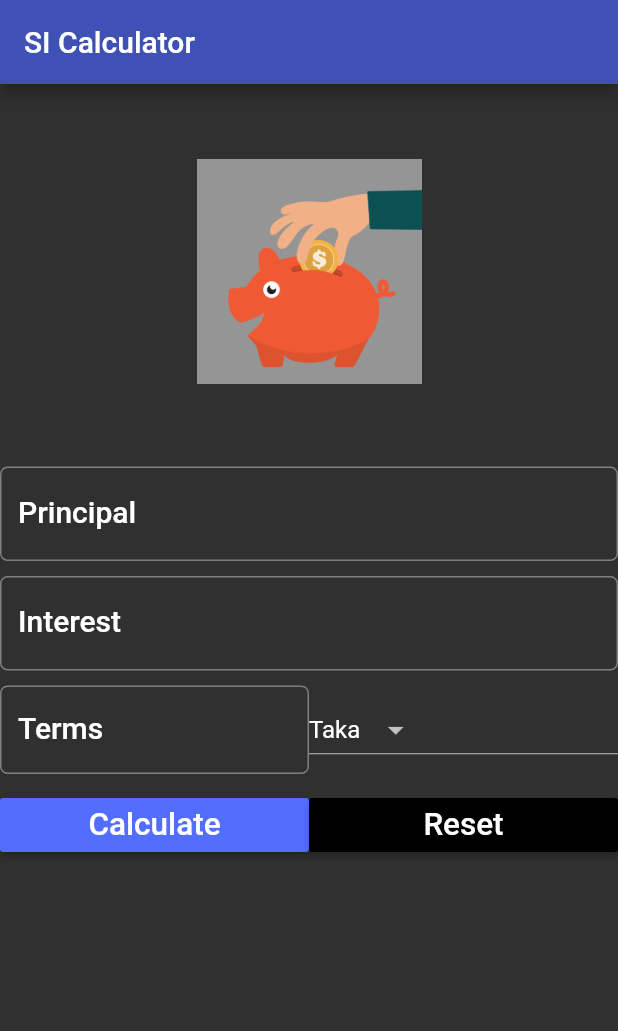
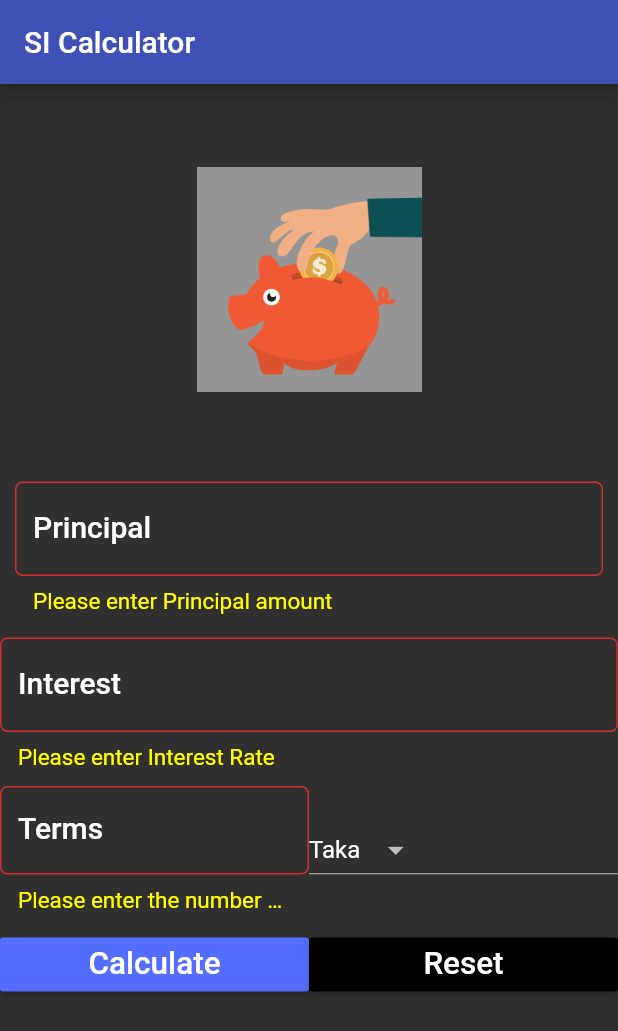
Before and after one commit to hridoymahmud71/flutter_simple_interest_calc, a Flutter app: the screen it shows after launch, after a tap on "Calculate", on a phone screen of 412 x 824 dp. Shown: the top 1031 px of the screen. Run offline on Flutter 3.47's test engine with Material 2 defaults, Android fonts, the phone set to English and light mode, and no system bars; missing offline and left inert: dart:ffi.

Commit message:
Thu, Nov 14, 2019  6:14:26 PM

```diff
--- /dev/null
+++ b/lib/hridoy_utililies/utility.dart
@@ -0,0 +1,9 @@
+
+class Utility{
+  static bool isNumeric(String s) {
+    if(s == null) {
+      return false;
+    }
+    return double.parse(s, (e) => null) != null;
+  }
+}
--- a/lib/main.dart
+++ b/lib/main.dart
@@ -2,6 +2,8 @@ import 'dart:ffi';
 
 import 'package:flutter/cupertino.dart';
 import 'package:flutter/material.dart';
+
+import 'hridoy_utililies/utility.dart';
 
 void main() {
   runApp(MaterialApp(
@@ -20,9 +22,11 @@ class SI_Form extends StatefulWidget {
 }
 
 class _SI_FormState extends State<SI_Form> {
-  var _currencies = ["Taka","Rupee", "Dollar", "Pound"];
+
+  var _formKey = GlobalKey<FormState>();
+
+  var _currencies = ["Taka", "Rupee", "Dollar", "Pound"];
   var _currency = "";
-
   static const _minimumpadding = 5.0;
 
   TextEditingController principalController = TextEditingController();
@@ -34,6 +38,13 @@ class _SI_FormState extends State<SI_Form> {
   void setDefaultCurrency() {
     this._currency =
         this._currencies.isNotEmpty ? this._currencies[0] : "Unknown Currency";
+  }
+
+  bool isNumeric(String s) {
+    if(s == null) {
+      return false;
+    }
+    return double.parse(s, (e) => null) != null;
   }
 
   @override
@@ -48,57 +59,84 @@ class _SI_FormState extends State<SI_Form> {
     return Scaffold(
         resizeToAvoidBottomPadding: false,
         appBar: AppBar(title: Text("SI Calculator")),
-        body: Container(
+        body: Form(
+          key: _formKey,
+            child: Padding(
+              padding: EdgeInsets.only(
+                  top: _minimumpadding, bottom: _minimumpadding),
           child: ListView(children: <Widget>[
             getImageAsset(),
             Padding(
-            padding:
-                EdgeInsets.only(top: _minimumpadding, bottom: _minimumpadding),
-            child: TextField(
-              keyboardType:
-                  TextInputType.numberWithOptions(decimal: true, signed: false),
+              padding: EdgeInsets.all(_minimumpadding * 2),
+              child: TextFormField(
+                keyboardType: TextInputType.numberWithOptions(
+                    decimal: true, signed: false),
                 style: textStyle,
                 controller: principalController,
+                validator: (String value){
+                  if(value.isEmpty){
+                    return "Please enter Principal amount";
+                  }
+                  if(!Utility.isNumeric(value)){
+                    return "Principal amount should be numeric";
+                  }
+                },
                 decoration: InputDecoration(
                     labelText: "Principal",
                     hintText: "Enter the principal amount here (ex. 12000)",
                     labelStyle: textStyle,
+                    errorStyle: TextStyle(color: Colors.yellowAccent,fontSize: 15.0),
                     border: OutlineInputBorder(
                       borderRadius: BorderRadius.circular(5.0),
                     )),
               ),
             ),
             Padding(
-            padding:
-                EdgeInsets.only(top: _minimumpadding, bottom: _minimumpadding),
-            child: TextField(
-              keyboardType:
-                  TextInputType.numberWithOptions(decimal: true, signed: false),
+              padding: EdgeInsets.only(
+                  top: _minimumpadding, bottom: _minimumpadding),
+              child: TextFormField(
+                keyboardType: TextInputType.numberWithOptions(
+                    decimal: true, signed: false),
                 style: textStyle,
                 controller: rateController,
+                validator: (String value){
+                  if(value.isEmpty){
+                    return "Please enter Interest Rate";
+                  }
+                  if(!Utility.isNumeric(value)){
+                    return "Interest Rate should be numeric";
+                  }
+                },
                 decoration: InputDecoration(
                     labelText: "Interest",
                     hintText: "Enter the interest rate (ex. 11.5)",
                     labelStyle: textStyle,
+                    errorStyle: TextStyle(color: Colors.yellowAccent,fontSize: 15.0),
                     border: OutlineInputBorder(
                       borderRadius: BorderRadius.circular(5.0),
                     )),
               ),
             ),
             Padding(
-            padding:
-                EdgeInsets.only(top: _minimumpadding, bottom: _minimumpadding),
+              padding: EdgeInsets.only(
+                  top: _minimumpadding, bottom: _minimumpadding),
               child: Row(
                 children: <Widget>[
                   Expanded(
-                  child: TextField(
+                    child: TextFormField(
                       keyboardType: TextInputType.numberWithOptions(
                           decimal: false, signed: false),
                       controller: termController,
+                      validator: (String value){
+                        if(value.isEmpty){
+                          return "Please enter the number of terms";
+                        }
+                      },
                       decoration: InputDecoration(
                           labelText: "Terms",
                           hintText: "Enter number of terms/year (ex. 3)",
                           labelStyle: textStyle,
+                          errorStyle: TextStyle(color: Colors.yellowAccent,fontSize: 15.0),
                           border: OutlineInputBorder(
                             borderRadius: BorderRadius.circular(5.0),
                           )),
@@ -121,8 +159,8 @@ class _SI_FormState extends State<SI_Form> {
               ),
             ),
             Padding(
-            padding:
-                EdgeInsets.only(top: _minimumpadding, bottom: _minimumpadding),
+              padding: EdgeInsets.only(
+                  top: _minimumpadding, bottom: _minimumpadding),
               child: Row(
                 children: <Widget>[
                   Expanded(
@@ -131,7 +169,9 @@ class _SI_FormState extends State<SI_Form> {
                       child: Text("Calculate", textScaleFactor: 1.5),
                       onPressed: () {
                         setState(() {
+                          if(_formKey.currentState.validate()){
                             this.resultDisplay = calculateTotalReturns();
+                          }
                         });
                       },
                     ),
@@ -156,7 +196,8 @@ class _SI_FormState extends State<SI_Form> {
                   this.resultDisplay,
                   style: textStyle,
                 ))
-        ])));
+          ]),
+        )));
   }
 
   Widget getImageAsset() {
```
Also changed, not shown: 2 other files. Lines whose indentation alone changed are shown as unchanged.
